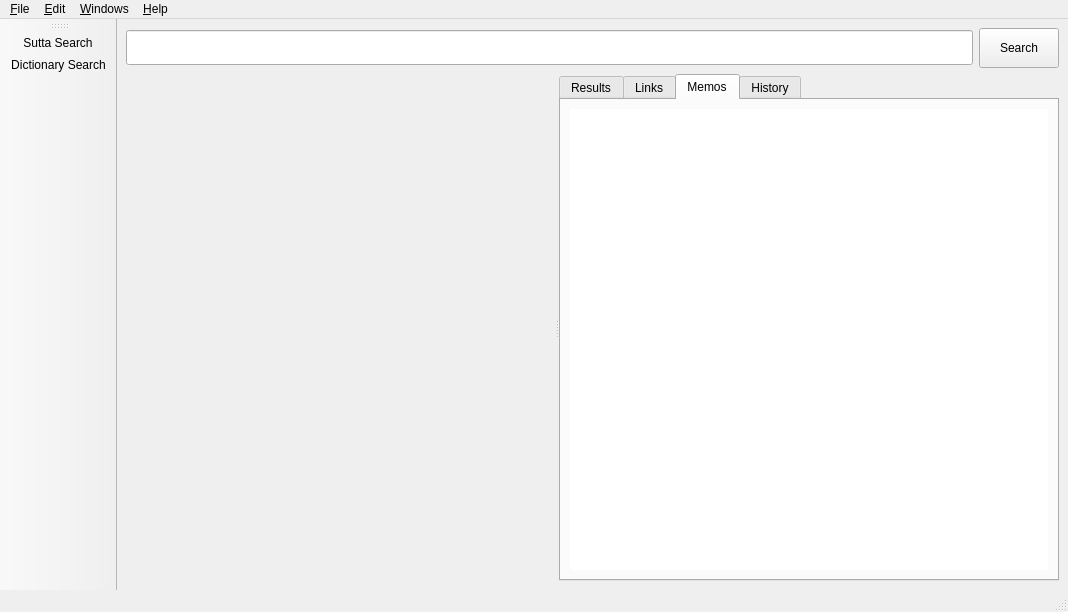
Old version of the form simsapa/assets/ui/sutta_search_window.ui in the repository simsapa/simsapa.
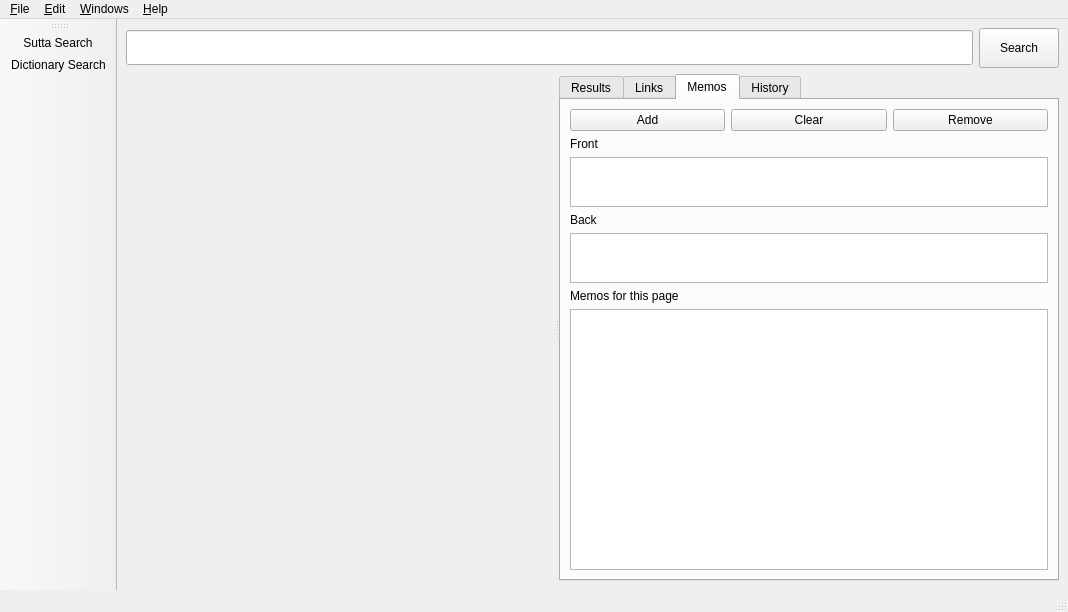
New version of the form. The open tabs and pages were chosen to show the change. Icons and pictures are not drawn.

Commit message: show memos in a tab

```diff
--- a/simsapa/assets/ui/sutta_search_window.ui
+++ b/simsapa/assets/ui/sutta_search_window.ui
@@ -142,12 +142,86 @@
               <item>
                <layout class="QVBoxLayout" name="memos_layout">
                 <item>
-                 <widget class="QListWidget" name="memos_list">
-                  <property name="frameShape">
-                   <enum>QFrame::NoFrame</enum>
+                 <layout class="QHBoxLayout" name="horizontalLayout">
+                  <item>
+                   <widget class="QPushButton" name="add_memo_button">
+                    <property name="text">
+                     <string>Add</string>
+                    </property>
+                   </widget>
+                  </item>
+                  <item>
+                   <widget class="QPushButton" name="clear_memo_button">
+                    <property name="text">
+                     <string>Clear</string>
+                    </property>
+                   </widget>
+                  </item>
+                  <item>
+                   <widget class="QPushButton" name="remove_memo_button">
+                    <property name="text">
+                     <string>Remove</string>
+                    </property>
+                   </widget>
+                  </item>
+                 </layout>
+                </item>
+                <item>
+                 <widget class="QLabel" name="label_2">
+                  <property name="text">
+                   <string>Front</string>
                   </property>
                  </widget>
                 </item>
+                <item>
+                 <widget class="QPlainTextEdit" name="front_input">
+                  <property name="sizePolicy">
+                   <sizepolicy hsizetype="Expanding" vsizetype="Minimum">
+                    <horstretch>0</horstretch>
+                    <verstretch>0</verstretch>
+                   </sizepolicy>
+                  </property>
+                  <property name="maximumSize">
+                   <size>
+                    <width>16777215</width>
+                    <height>50</height>
+                   </size>
+                  </property>
+                 </widget>
+                </item>
+                <item>
+                 <widget class="QLabel" name="label_5">
+                  <property name="text">
+                   <string>Back</string>
+                  </property>
+                 </widget>
+                </item>
+                <item>
+                 <widget class="QPlainTextEdit" name="back_input">
+                  <property name="sizePolicy">
+                   <sizepolicy hsizetype="Expanding" vsizetype="Minimum">
+                    <horstretch>0</horstretch>
+                    <verstretch>0</verstretch>
+                   </sizepolicy>
+                  </property>
+                  <property name="maximumSize">
+                   <size>
+                    <width>16777215</width>
+                    <height>50</height>
+                   </size>
+                  </property>
+                 </widget>
+                </item>
+                <item>
+                 <widget class="QLabel" name="label_3">
+                  <property name="text">
+                   <string>Memos for this page</string>
+                  </property>
+                 </widget>
+                </item>
+                <item>
+                 <widget class="QListView" name="memos_list"/>
+                </item>
                </layout>
               </item>
              </layout>
```
The commit also changes 9 other files.
